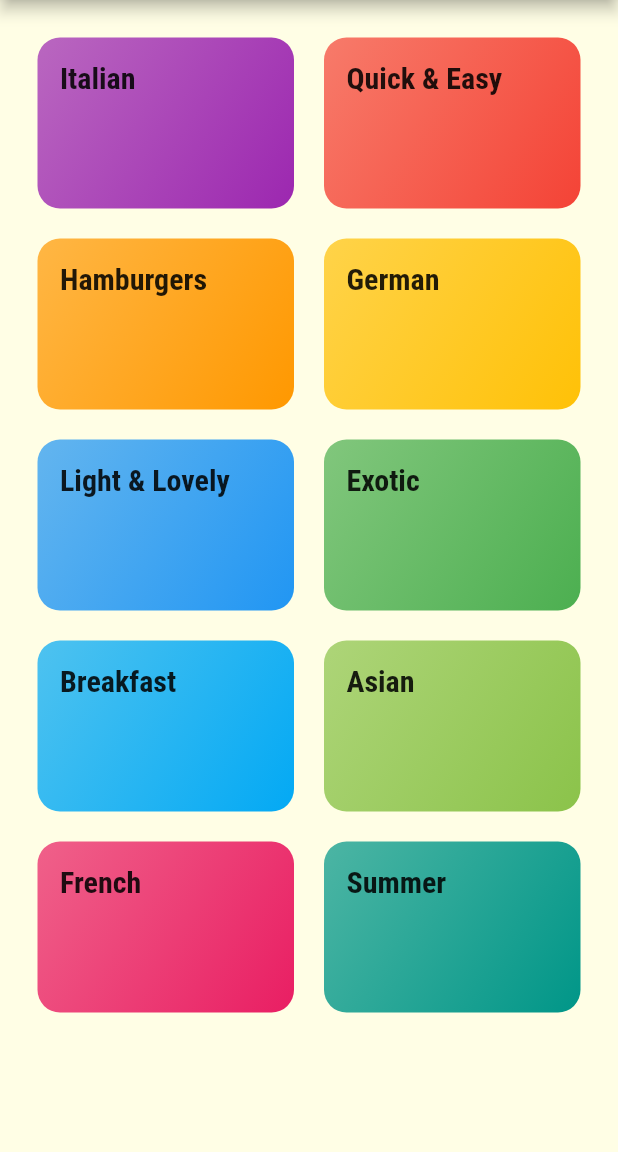
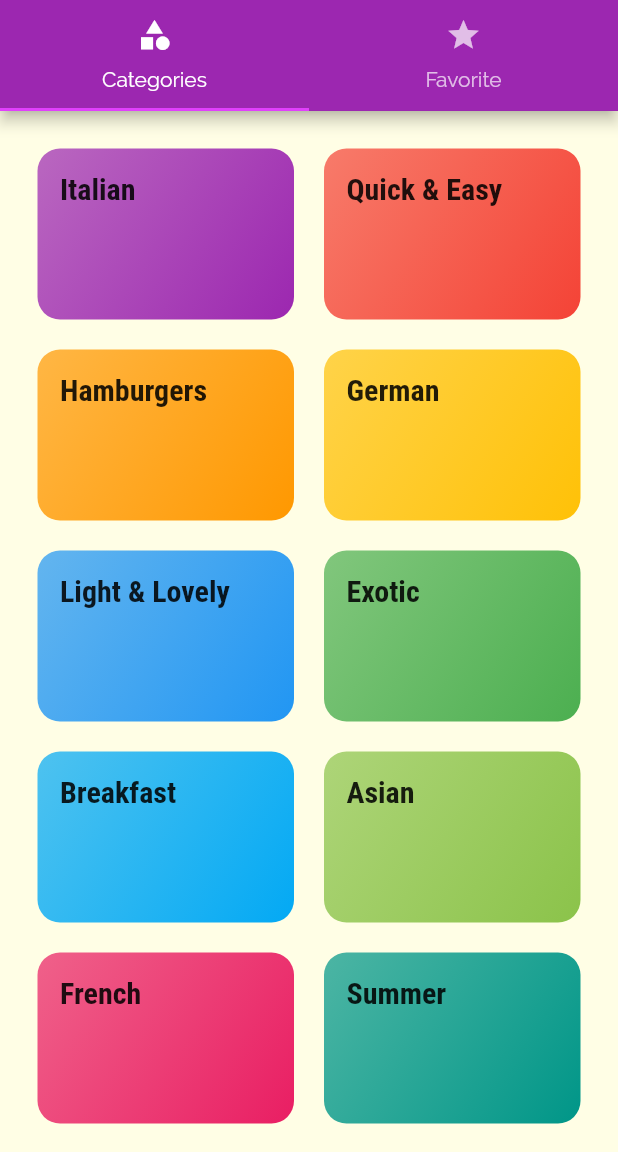
Before and after one commit to RadiRS/ft-meals-apps, a Flutter app: the screen it shows after launch, on a phone screen of 412 x 824 dp, the part 84-1236 px from its top. Run offline on Flutter 3.47's test engine with Material 2 defaults, Android fonts, the phone set to English and light mode, and no system bars.

Commit message:
Added top tabs screen

```diff
--- a/lib/main.dart
+++ b/lib/main.dart
@@ -2,6 +2,7 @@ import 'package:flutter/material.dart';
 import 'package:meals_app/screens/categories_screen.dart';
 import 'package:meals_app/screens/category_meals_screen.dart';
 import 'package:meals_app/screens/meal_detail_screen.dart';
+import 'package:meals_app/screens/tabs_screen.dart';
 
 void main() {
   runApp(MyApp());
@@ -33,7 +34,7 @@ class MyApp extends StatelessWidget {
             ),
       ),
       routes: {
-        '/': (_) => CategoriesScreen(),
+        '/': (_) => TabsScreen(),
         CategoryMealsScreen.routeName: (_) => CategoryMealsScreen(),
         MealDetailScreen.routeName: (_) => MealDetailScreen(),
       },
--- a/lib/screens/categories_screen.dart
+++ b/lib/screens/categories_screen.dart
@@ -7,11 +7,7 @@ class CategoriesScreen extends StatelessWidget {
 
   @override
   Widget build(BuildContext context) {
-    return Scaffold(
-      appBar: AppBar(
-        title: const Text('Meals'),
-      ),
-      body: GridView(
+    return GridView(
       padding: const EdgeInsets.all(25),
       gridDelegate: SliverGridDelegateWithMaxCrossAxisExtent(
         maxCrossAxisExtent: 200,
@@ -28,7 +24,6 @@ class CategoriesScreen extends StatelessWidget {
             ),
           )
           .toList(),
-      ),
     );
   }
 }
--- /dev/null
+++ b/lib/screens/favorite_screen.dart
@@ -0,0 +1,12 @@
+import 'package:flutter/material.dart';
+
+class FavoriteScreen extends StatelessWidget {
+  const FavoriteScreen({Key key}) : super(key: key);
+
+  @override
+  Widget build(BuildContext context) {
+    return Container(
+      child: Text('Favorite'),
+    );
+  }
+}
--- /dev/null
+++ b/lib/screens/tabs_screen.dart
@@ -0,0 +1,42 @@
+import 'package:flutter/material.dart';
+import 'package:meals_app/screens/categories_screen.dart';
+import 'package:meals_app/screens/favorite_screen.dart';
+
+class TabsScreen extends StatefulWidget {
+  TabsScreen({Key key}) : super(key: key);
+
+  @override
+  _TabsScreenState createState() => _TabsScreenState();
+}
+
+class _TabsScreenState extends State<TabsScreen> {
+  @override
+  Widget build(BuildContext context) {
+    return DefaultTabController(
+      length: 2,
+      child: Scaffold(
+        appBar: AppBar(
+          title: Text('Meals'),
+          bottom: TabBar(
+            tabs: [
+              Tab(
+                text: 'Categories',
+                icon: Icon(Icons.category),
+              ),
+              Tab(
+                text: 'Favorite',
+                icon: Icon(Icons.star),
+              ),
+            ],
+          ),
+        ),
+        body: TabBarView(
+          children: [
+            CategoriesScreen(),
+            FavoriteScreen(),
+          ],
+        ),
+      ),
+    );
+  }
+}
```
Lines whose indentation alone changed are shown as unchanged.
